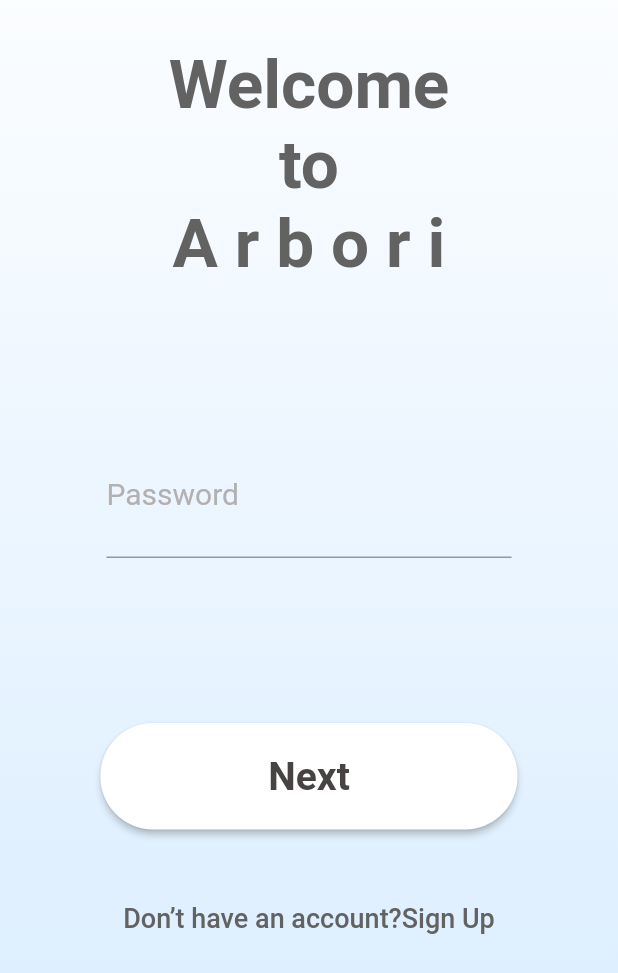
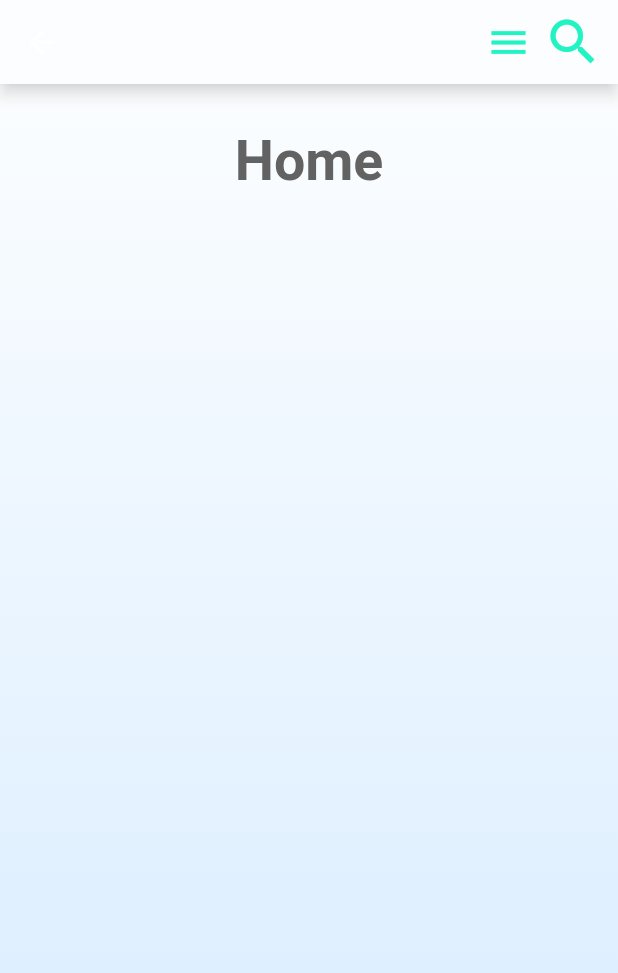
Before and after one commit to Arborigardening/horticulture, a Flutter app: the Login screen opened directly, after a tap on "Next", on a phone screen of 412 x 824 dp. Shown: the top 973 px of the screen. Run offline on Flutter 3.47's test engine with Material 2 defaults, Android fonts, the phone set to English and light mode, and no system bars; missing offline and left inert: dart:html.

Commit message:
Home search updated

```diff
--- /dev/null
+++ b/lib/Home.dart
@@ -0,0 +1,177 @@
+import 'package:flutter/material.dart';
+
+class home extends StatefulWidget {
+  const home({Key? key}) : super(key: key);
+
+  @override
+  State<home> createState() => _homeState();
+}
+
+class _homeState extends State<home> {
+  @override
+  Widget build(BuildContext context) {
+    return Scaffold(
+      appBar: AppBar(
+        backgroundColor: Color.fromRGBO(251, 253, 255, 1),
+        shadowColor: Colors.white,
+        actions: [
+          Padding(
+              padding: EdgeInsets.only(left: 20.0),
+              child: GestureDetector(
+                onTap: () {},
+                child: Icon(
+                  Icons.menu,
+                  color: Color.fromARGB(255, 33, 243, 194),
+                  size: 30,
+                ),
+              )),
+          Padding(
+            padding: const EdgeInsets.only(right: 10.0),
+            child: IconButton(
+              onPressed: () {
+                showSearch(context: context, delegate: CustomSearch());
+              },
+              icon: const Icon(Icons.search,
+                  color: Color.fromARGB(255, 33, 243, 194), size: 40),
+            ),
+          ),
+          // Padding(
+          //     padding: EdgeInsets.only(right: 20.0),
+          //     child: GestureDetector(
+          //       onTap: () {},
+          //       child: Icon(
+          //         Icons.more_vert,
+          //         size: 70,
+          //       ),
+          //     )),
+        ],
+      ),
+      body: Container(
+        padding: const EdgeInsets.all(30),
+        decoration: BoxDecoration(
+          gradient: LinearGradient(
+              begin: Alignment.topCenter,
+              end: Alignment.bottomCenter,
+              colors: [
+                Color.fromRGBO(251, 253, 255, 1),
+                Color.fromARGB(255, 214, 235, 255)
+              ]),
+        ),
+        child: Center(
+          child: Column(
+            children: [
+              Center(
+                child: Text(
+                  "Home",
+                  textAlign: TextAlign.center,
+                  style: TextStyle(
+                    fontSize: 37,
+                    fontWeight: FontWeight.bold,
+                    color: Color.fromRGBO(98, 98, 98, 1),
+                  ),
+                ),
+              ),
+//               Material(
+//                 elevation: 10.0,
+//                 shadowColor: Color.fromARGB(255, 157, 157, 157),
+//                 color: Colors.white,
+//                 child: TextField(
+//                   decoration: InputDecoration(
+//                       prefixIcon: IconButton(
+//                         onPressed: () {
+//                           showSearch(
+//                               context: context, delegate: CustomSearch());
+//                         },
+//                         icon: Icon(Icons.search),
+//                         color: Color.fromARGB(255, 188, 186, 186),
+//                       ),
+//                       hintText: 'search',
+//                       hintStyle: TextStyle(
+//                           fontSize: 18,
+//                           color: Color.fromARGB(255, 188, 186, 186)),
+//                       fillColor: Colors.white,
+//                       filled: true,
+//                       contentPadding:
+//                           EdgeInsets.fromLTRB(20.0, 10.0, 20.0, 10.0),
+//                       enabledBorder: OutlineInputBorder(
+//                           borderRadius: BorderRadius.circular(7.0),
+//                           borderSide:
+//                               BorderSide(color: Colors.white, width: 3.0))),
+//                 ),
+              // ),
+            ],
+          ),
+        ),
+      ),
+    );
+  }
+}
+
+class CustomSearch extends SearchDelegate {
+  List<String> searchTerms = [
+    "Tomato",
+    "Potato",
+    "Ginger",
+    "Onion",
+  ];
+  @override
+  Widget? buildLeading(BuildContext context) {
+    return IconButton(
+      onPressed: () {
+        close(context, null);
+      },
+      icon: Icon(Icons.arrow_back),
+    );
+  }
+
+  @override
+  List<Widget>? buildActions(BuildContext context) {
+    return [
+      IconButton(
+        onPressed: () {
+          query = '';
+        },
+        icon: const Icon(Icons.clear),
+      ),
+    ];
+  }
+
+  @override
+  Widget buildResults(BuildContext context) => Container();
+  // {
+  //   List<String> matchQuery = [];
+  //   for (var plant in searchTerms) {
+  //     if (plant.toLowerCase().contains(query.toLowerCase())) {
+  //       matchQuery.add(plant);
+  //     }
+  //   }
+  //   return ListView.builder(
+  //     itemCount: matchQuery.length,
+  //     itemBuilder: (context, index) {
+  //       var result = matchQuery[index];
+  //       return ListTile(
+  //         title: Text(result),
+  //       );
+  //     },
+  //   );
+  // }
+
+  @override
+  Widget buildSuggestions(BuildContext context) {
+    List<String> matchQuery = [];
+    for (var plant in searchTerms) {
+      if (plant.toLowerCase().contains(query.toLowerCase())) {
+        matchQuery.add(plant);
+      }
+    }
+    return ListView.builder(
+      itemCount: matchQuery.length,
+      itemBuilder: (context, index) {
+        var result = matchQuery[index];
+        return ListTile(
+          title: Text(result),
+        );
+      },
+    );
+  }
+}
--- a/lib/login.dart
+++ b/lib/login.dart
@@ -1,4 +1,5 @@
 import 'package:flutter/material.dart';
+import 'package:arbori/Home.dart';
 //import 'package:flutter/src/widgets/framework.dart';
 
 class Login extends StatefulWidget {
@@ -68,8 +69,8 @@ class _LoginState extends State<Login> {
                     width: 278,
                     child: ElevatedButton(
                       onPressed: () {
-                        // Navigator.of(context).push(MaterialPageRoute(
-                        //     builder: (context) => const MyHomePage()));
+                        Navigator.of(context).push(MaterialPageRoute(
+                            builder: (context) => const home()));
                       },
                       style: ElevatedButton.styleFrom(
                         primary: Colors.white,
```
Also changed, not shown: lib/signup.dart (+7 -7 lines).
